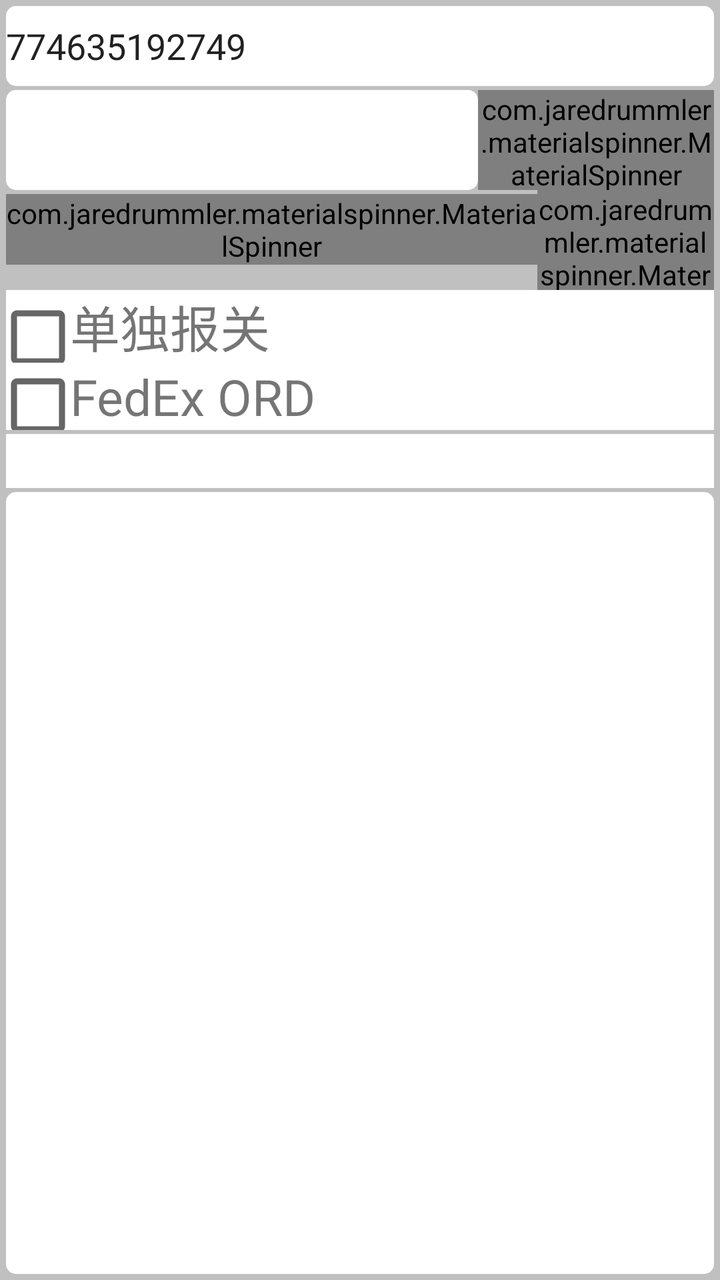
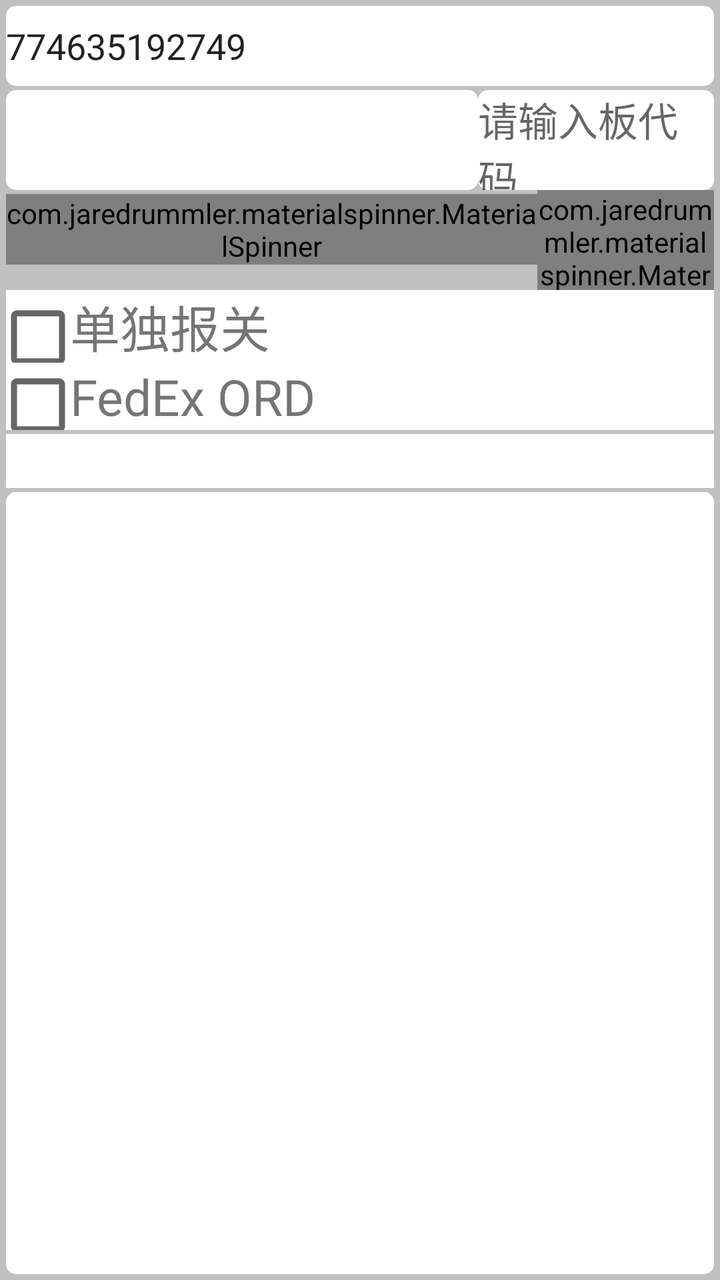

Screens rendered from an Android XML layout before and after an edit, with the pre-edit source and the edit as a unified diff.
<!-- AndroidManifest.xml: application theme AppTheme -->
<!-- res/layout/activity_pallet.xml -->
<?xml version="1.0" encoding="utf-8"?>
<LinearLayout xmlns:android="http://schemas.android.com/apk/res/android"
    xmlns:app="http://schemas.android.com/apk/res-auto"
    xmlns:tools="http://schemas.android.com/tools"
    android:layout_width="match_parent"
    android:layout_height="match_parent"
    android:background="@color/silver"
    android:padding="3dp"
    android:orientation="vertical"
    tools:context="com.sl56.lis.androidapp.PalletActivity">

    <EditText
        android:id="@+id/etBarCode"
        android:layout_width="match_parent"
        android:layout_height="40dp"
        android:background="@drawable/checkgoods_referencenumber"
        android:hint="请输入单号"
        android:singleLine="true"
        android:text="774635192749" />
    <View
        android:layout_width="match_parent"
        android:layout_height="2dp"
        android:background="@color/linecolor"/>
    <LinearLayout
        android:layout_width="match_parent"
        android:layout_height="50dp"
        android:orientation="horizontal">

        <TextView
            android:id="@+id/tv_date"
            android:layout_width="match_parent"
            android:layout_height="match_parent"
            android:layout_weight="1"
            android:gravity="center_vertical"
            android:background="@drawable/checkgoods_referencenumber"
            android:textSize="25dp"
            android:focusable="false"
            android:focusableInTouchMode="false" />

        <com.jaredrummler.materialspinner.MaterialSpinner
            android:id="@+id/spinner_palletcategory"
            android:layout_width="match_parent"
            android:layout_height="match_parent"
            android:layout_weight="2"
            android:background="@drawable/checkgoods_referencenumber"
            android:enabled="false"
            android:textSize="20dp" />
    </LinearLayout>
    <LinearLayout
        android:layout_width="match_parent"
        android:layout_height="50dp"
        android:orientation="horizontal">

        <com.jaredrummler.materialspinner.MaterialSpinner
            android:id="@+id/spinner_palletno"
            android:layout_width="match_parent"
            android:layout_height="wrap_content"
            android:layout_marginTop="2dp"
            android:layout_marginBottom="2dp"
            android:layout_weight="1"
            android:background="@drawable/checkgoods_referencenumber"
            android:textSize="18dp" />

        <com.jaredrummler.materialspinner.MaterialSpinner
            android:id="@+id/spinner_subpalletcategory"
            android:layout_width="match_parent"
            android:layout_height="match_parent"
            android:layout_weight="3"
            android:background="@drawable/checkgoods_referencenumber"
            android:enabled="false"
            android:textSize="18dp" />
    </LinearLayout>


    <LinearLayout
        android:layout_width="match_parent"
        android:layout_height="wrap_content"
        android:background="@color/white"
        android:orientation="horizontal">

        <CheckBox
            android:id="@+id/cb_customs"
            android:layout_width="wrap_content"
            android:layout_height="wrap_content"
            android:scaleX="1.5"
            android:scaleY="1.5"
            app:color_after="@color/checkboxbordercolor"
            app:color_before="@color/red" />
        <TextView
            android:layout_width="wrap_content"
            android:layout_height="wrap_content"
            android:text="单独报关"
            android:textSize="25dp" />
    </LinearLayout>

    <LinearLayout
        android:layout_width="match_parent"
        android:layout_height="wrap_content"
        android:background="@color/white"
        android:orientation="horizontal">

        <CheckBox
            android:id="@+id/cb_fedex_ord"
            android:layout_width="wrap_content"
            android:layout_height="wrap_content"
            android:scaleX="1.5"
            android:scaleY="1.5"
            app:color_after="@color/checkboxbordercolor"
            app:color_before="@color/red" />
        <TextView
            android:layout_width="wrap_content"
            android:layout_height="wrap_content"
            android:text="FedEx ORD"
            android:textSize="25dp" />
    </LinearLayout>

    <TextView
        android:id="@+id/tv_pieceinfo"
        android:layout_width="match_parent"
        android:layout_height="wrap_content"
        android:layout_marginTop="2dp"
        android:textSize="20dp"
        android:textColor="@color/red"
        android:background="@color/white"/>
    <View
        android:layout_width="match_parent"
        android:layout_height="2dp"
        android:background="@color/linecolor"/>

    <ListView
        android:id="@+id/lv_shipments"
        android:layout_width="match_parent"
        android:layout_height="match_parent"
        android:background="@drawable/checkgoods_referencenumber"></ListView>
</LinearLayout>
<!-- resources referenced by this layout -->
<resources>
  <color name="checkboxbordercolor">#4A4A4A</color>
  <color name="linecolor">#C0C0C0</color>
  <color name="red">#FF0000</color>
  <color name="silver">#C0C0C0</color>
  <color name="white">#FFFFFF</color>
  <!-- drawable checkgoods_referencenumber (drawable) -->
  <?xml version="1.0" encoding="utf-8"?>
  <shape xmlns:android="http://schemas.android.com/apk/res/android"
      android:shape="rectangle">
      <solid android:color="@color/white"/>
      <corners android:radius="5dp"/>
  </shape>
  <style name="AppTheme" parent="Theme.AppCompat.Light.DarkActionBar">
          
          <item name="colorPrimary">@color/colorPrimary</item>
          <item name="colorPrimaryDark">@color/colorPrimaryDark</item>
          <item name="colorAccent">@color/colorAccent</item>
          <item name="android:windowFullscreen">true</item>
          <item name="android:actionButtonStyle">@style/MyActionButtonStyle</item>
      </style>
  <color name="colorPrimary">#3F51B5</color>
  <color name="colorPrimaryDark">#303F9F</color>
  <color name="colorAccent">#FF4081</color>
  <style name="MyActionButtonStyle" parent="AppTheme">
          <item name="android:minWidth">20dip</item>
          <item name="android:padding">20dip</item>
      </style>
</resources>

<!-- the commit's change to res/layout/activity_pallet.xml (unified diff, before → after) -->
@@ -44,7 +44,19 @@
             android:layout_weight="2"
             android:background="@drawable/checkgoods_referencenumber"
             android:enabled="false"
-            android:textSize="20dp" />
+            android:textSize="20dp"
+            android:visibility="gone"/>
+
+        <AutoCompleteTextView
+            android:id="@+id/atv_palletcategory"
+            android:layout_width="match_parent"
+            android:layout_height="match_parent"
+            android:layout_weight="2"
+            android:background="@drawable/checkgoods_referencenumber"
+            android:enabled="false"
+            android:textSize="20dp"
+            android:hint="请输入板代码"
+            android:completionThreshold="1"/>
     </LinearLayout>
     <LinearLayout
         android:layout_width="match_parent"
